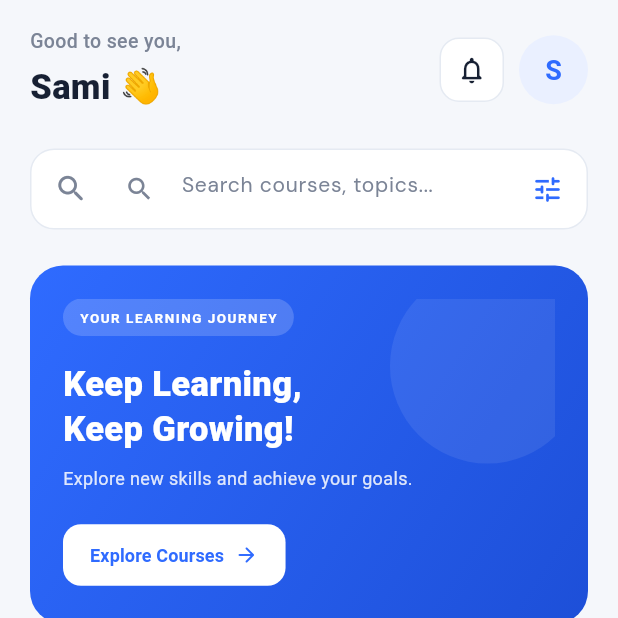
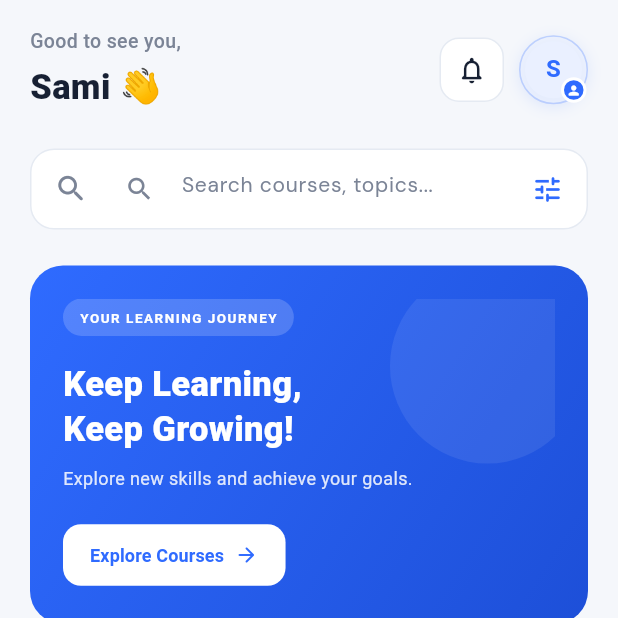
Before and after one commit to rehman-453/lms, a Flutter app: the HomeScreen screen opened by its route, on a phone screen of 412 x 824 dp, the top half of it. Run offline on Flutter 3.47's test engine with Material 3 defaults, Android fonts, the phone set to English and light mode, and no system bars; our stand-ins replace firebase_core, firebase_messaging, flutter_local_notifications, get, get_storage, google_fonts and 3 more; missing offline and left inert: tutorial_coach_mark; accounts and stored records are empty; network calls fail.

Commit message:
highlighted profile Icon

```diff
--- a/lib/modules/home/views/home_screen.dart
+++ b/lib/modules/home/views/home_screen.dart
@@ -159,26 +159,73 @@ class _HomeScreenState extends State<HomeScreen> {
               ],
             ),
           ),
+
+          // Notification Button
           _iconButton(
             icon: Icons.notifications_none_rounded,
             onTap: controller.openNotifications,
           ),
+
           const SizedBox(width: 10),
+
+          // Profile Button
           Obx(() {
             final name = controller.studentName.value;
 
             return GestureDetector(
               onTap: controller.openProfile,
-              child: CircleAvatar(
-                radius: 23,
-                backgroundColor: AppColors.lightBlue,
-                child: Text(
-                  name.isNotEmpty ? name[0].toUpperCase() : 'S',
-                  style: const TextStyle(
-                    color: AppColors.primary,
-                    fontSize: 18,
-                    fontWeight: FontWeight.bold,
+              child: Container(
+                padding: const EdgeInsets.all(3),
+                decoration: BoxDecoration(
+                  shape: BoxShape.circle,
+                  color: AppColors.lightBlue.withValues(alpha: 0.5),
+                  border: Border.all(
+                    color: AppColors.primary.withValues(alpha: 0.25),
+                    width: 1,
                   ),
+                  boxShadow: [
+                    BoxShadow(
+                      color: AppColors.primary.withValues(alpha: 0.12),
+                      blurRadius: 8,
+                      offset: const Offset(0, 2),
+                    ),
+                  ],
+                ),
+                child: Stack(
+                  clipBehavior: Clip.none,
+                  children: [
+                    CircleAvatar(
+                      radius: 19,
+                      backgroundColor: AppColors.lightBlue,
+                      child: Text(
+                        name.isNotEmpty ? name[0].toUpperCase() : 'S',
+                        style: const TextStyle(
+                          color: AppColors.primary,
+                          fontSize: 16,
+                          fontWeight: FontWeight.w700,
+                        ),
+                      ),
+                    ),
+
+                    Positioned(
+                      bottom: -3,
+                      right: -3,
+                      child: Container(
+                        width: 17,
+                        height: 17,
+                        decoration: BoxDecoration(
+                          color: AppColors.primary,
+                          shape: BoxShape.circle,
+                          border: Border.all(color: Colors.white, width: 2),
+                        ),
+                        child: const Icon(
+                          Icons.person_rounded,
+                          size: 10,
+                          color: Colors.white,
+                        ),
+                      ),
+                    ),
+                  ],
                 ),
               ),
             );
@@ -187,6 +234,66 @@ class _HomeScreenState extends State<HomeScreen> {
       ),
     );
   }
+
+  // Widget _buildHeader() {
+  //   return Container(
+  //     key: tutorialController.welcomeKey,
+  //     child: Row(
+  //       children: [
+  //         Expanded(
+  //           child: Column(
+  //             crossAxisAlignment: CrossAxisAlignment.start,
+  //             children: [
+  //               const Text(
+  //                 'Good to see you,',
+  //                 style: TextStyle(
+  //                   fontSize: 13,
+  //                   color: AppColors.textSecondary,
+  //                   fontWeight: FontWeight.w500,
+  //                 ),
+  //               ),
+  //               const SizedBox(height: 5),
+  //               Obx(
+  //                 () => Text(
+  //                   '${controller.studentName.value} 👋',
+  //                   style: const TextStyle(
+  //                     fontSize: 23,
+  //                     fontWeight: FontWeight.w800,
+  //                     color: AppColors.textPrimary,
+  //                   ),
+  //                 ),
+  //               ),
+  //             ],
+  //           ),
+  //         ),
+  //         _iconButton(
+  //           icon: Icons.notifications_none_rounded,
+  //           onTap: controller.openNotifications,
+  //         ),
+  //         const SizedBox(width: 10),
+  //         Obx(() {
+  //           final name = controller.studentName.value;
+
+  //           return GestureDetector(
+  //             onTap: controller.openProfile,
+  //             child: CircleAvatar(
+  //               radius: 23,
+  //               backgroundColor: AppColors.lightBlue,
+  //               child: Text(
+  //                 name.isNotEmpty ? name[0].toUpperCase() : 'S',
+  //                 style: const TextStyle(
+  //                   color: AppColors.primary,
+  //                   fontSize: 18,
+  //                   fontWeight: FontWeight.bold,
+  //                 ),
+  //               ),
+  //             ),
+  //           );
+  //         }),
+  //       ],
+  //     ),
+  //   );
+  // }
 
   // --------------------------------------------------
   // SEARCH BAR
```
